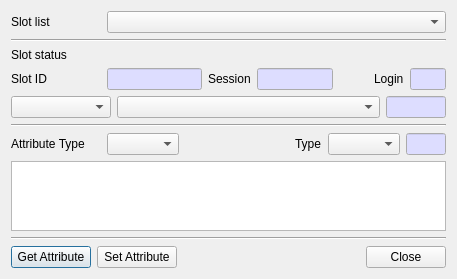
This is CryptokiMan/edit_attribute_dlg.ui in jykim74/CryptokiMan as Qt 5 draws it before an edit. The edited form follows.
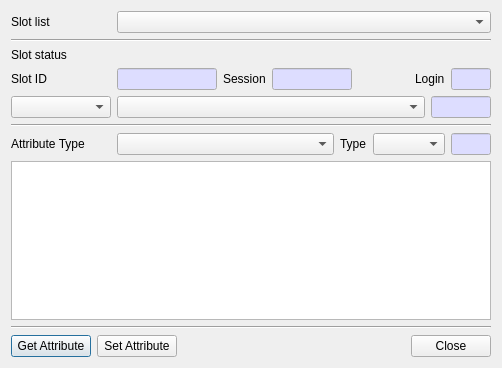
This is the edited form.

What changed in the file:
```diff
--- a/CryptokiMan/edit_attribute_dlg.ui
+++ b/CryptokiMan/edit_attribute_dlg.ui
@@ -6,8 +6,8 @@
    <rect>
     <x>0</x>
     <y>0</y>
-    <width>457</width>
-    <height>277</height>
+    <width>502</width>
+    <height>368</height>
    </rect>
   </property>
   <property name="windowTitle">
@@ -23,7 +23,7 @@
       <widget class="QLabel" name="label">
        <property name="minimumSize">
         <size>
-         <width>90</width>
+         <width>100</width>
          <height>0</height>
         </size>
        </property>
@@ -117,7 +117,7 @@
       <widget class="QLabel" name="label_3">
        <property name="minimumSize">
         <size>
-         <width>90</width>
+         <width>100</width>
          <height>0</height>
         </size>
        </property>
@@ -347,7 +347,7 @@
       <widget class="QLabel" name="label_5">
        <property name="minimumSize">
         <size>
-         <width>90</width>
+         <width>100</width>
          <height>0</height>
         </size>
        </property>
@@ -356,30 +356,14 @@
        </property>
       </widget>
      </item>
-     <item row="0" column="3">
+     <item row="0" column="2">
       <widget class="QLabel" name="label_4">
        <property name="text">
         <string>Type</string>
        </property>
       </widget>
      </item>
-     <item row="0" column="1">
-      <widget class="QComboBox" name="mAttributeCombo"/>
-     </item>
-     <item row="0" column="2">
-      <spacer name="horizontalSpacer_2">
-       <property name="orientation">
-        <enum>Qt::Horizontal</enum>
-       </property>
-       <property name="sizeHint" stdset="0">
-        <size>
-         <width>40</width>
-         <height>20</height>
-        </size>
-       </property>
-      </spacer>
-     </item>
-     <item row="0" column="5">
+     <item row="0" column="4">
       <widget class="QLineEdit" name="mValueLenText">
        <property name="maximumSize">
         <size>
@@ -429,7 +413,17 @@
        </property>
       </widget>
      </item>
-     <item row="0" column="4">
+     <item row="0" column="1">
+      <widget class="QComboBox" name="mAttributeCombo">
+       <property name="sizePolicy">
+        <sizepolicy hsizetype="Expanding" vsizetype="Fixed">
+         <horstretch>0</horstretch>
+         <verstretch>0</verstretch>
+        </sizepolicy>
+       </property>
+      </widget>
+     </item>
+     <item row="0" column="3">
       <widget class="QComboBox" name="mValueTypeCombo"/>
      </item>
     </layout>
```
Left out of the diff: 2 changed lines with no effect on the pictures.
